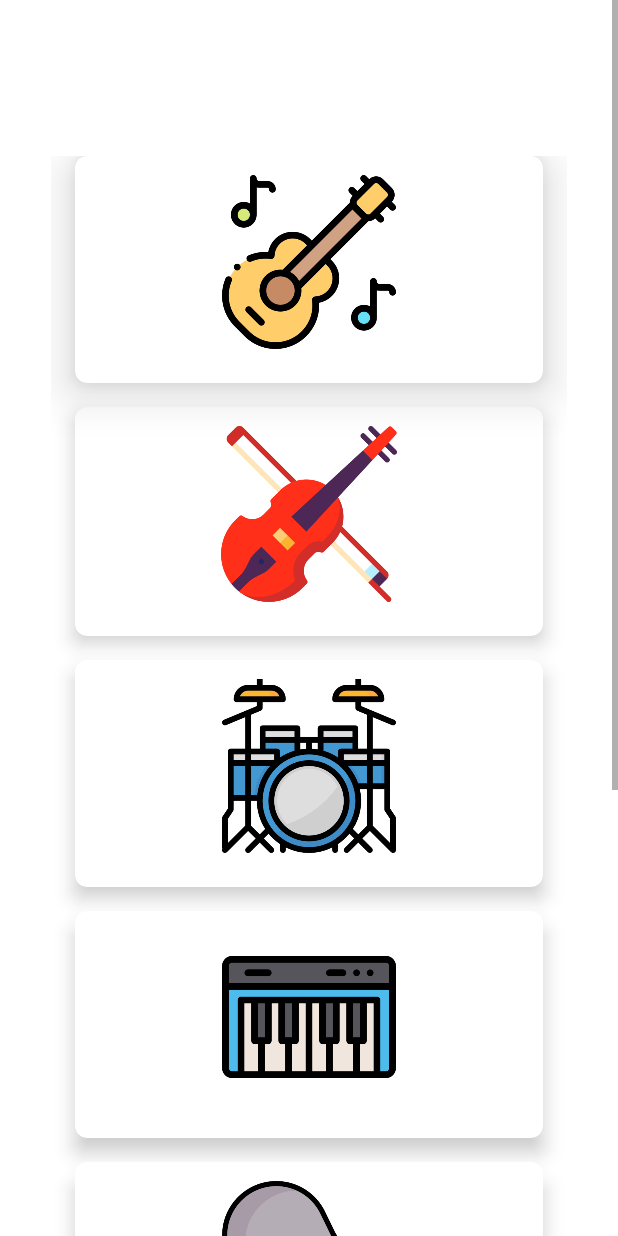
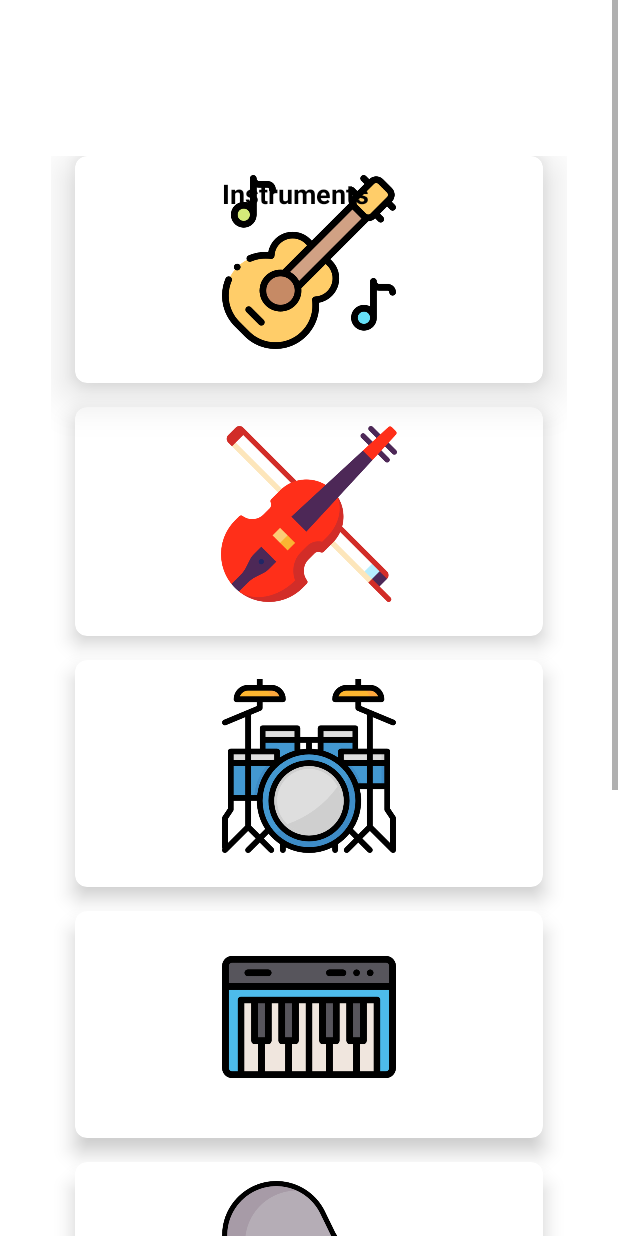
Before and after one commit to joelpjoji/Coach, an Android app: the InstrumentsActivity screen opened directly, with no data from a screen before it, on a phone screen of 412 x 824 dp. Run offline under Robolectric (Android 15) with nearby library versions, the light colour scheme and no system bars.

Commit message:
Instruments Activity Implemented

```diff
--- a/app/src/main/res/layout/activity_instruments.xml
+++ b/app/src/main/res/layout/activity_instruments.xml
@@ -46,7 +46,7 @@
                     app:cardCornerRadius="8dp"
                     app:cardElevation="18dp">
 
-                    <LinearLayout
+                    <RelativeLayout
                         android:layout_width="wrap_content"
                         android:layout_height="wrap_content"
                         android:layout_gravity="center_horizontal|center_vertical"
@@ -58,12 +58,13 @@
                         <ImageView
                             android:layout_width="wrap_content"
                             android:layout_height="wrap_content"
-                            android:layout_gravity="center"
+                            android:layout_gravity="top"
                             android:src="@drawable/instruments" />
-
                         <TextView
-                            android:layout_width="match_parent"
-                            android:layout_height="22dp"
+                            android:layout_width="294dp"
+                            android:layout_height="133dp"
+                            android:layout_row="0"
+                            android:layout_column="6"
                             android:text="Instruments"
                             android:textAlignment="center"
                             android:textColor="@android:color/black"
@@ -71,7 +72,7 @@
                             android:textStyle="bold" />
 
 
-                    </LinearLayout>
+                    </RelativeLayout>
 
                 </androidx.cardview.widget.CardView>
 
@@ -304,6 +305,8 @@
                 </androidx.cardview.widget.CardView>
 
 
+
+
             </GridLayout>
 
         </LinearLayout>
```
